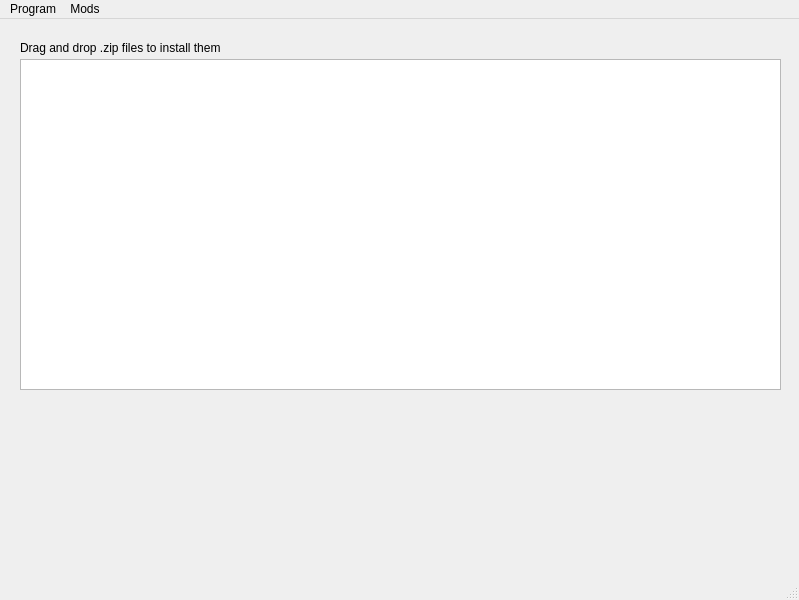
This is tools/mod-manager/main.ui in Bruh-Jpg/paintown as Qt 5 draws it before an edit. The edited form follows.
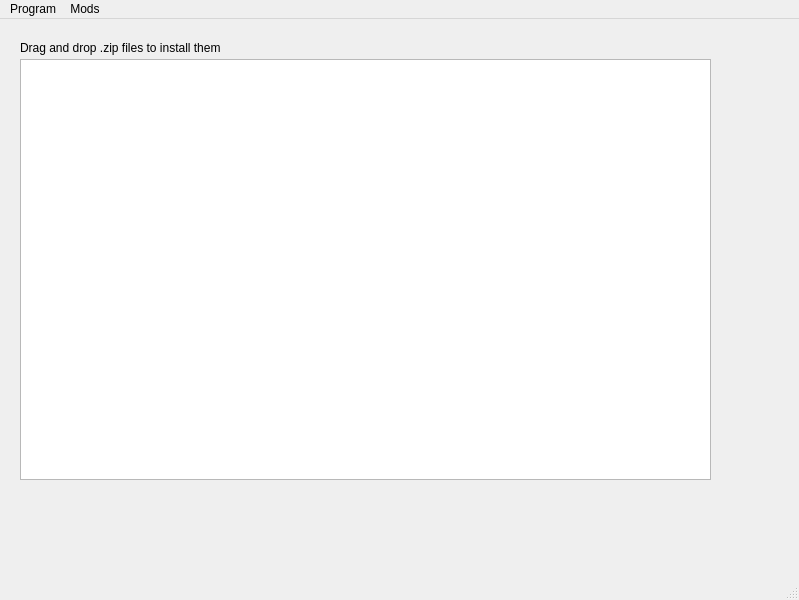
This is the edited form. Custom widgets are drawn as their Qt base class.

Commit message: use custom table class

Patch:
```diff
--- a/tools/mod-manager/main.ui
+++ b/tools/mod-manager/main.ui
@@ -14,16 +14,6 @@
    <string>MainWindow</string>
   </property>
   <widget class="QWidget" name="centralwidget">
-   <widget class="QTableWidget" name="mods">
-    <property name="geometry">
-     <rect>
-      <x>20</x>
-      <y>40</y>
-      <width>761</width>
-      <height>331</height>
-     </rect>
-    </property>
-   </widget>
    <widget class="QLabel" name="label">
     <property name="geometry">
      <rect>
@@ -37,6 +27,28 @@
      <string>Drag and drop .zip files to install them</string>
     </property>
    </widget>
+   <widget class="MyTable" name="tableWidget">
+    <property name="geometry">
+     <rect>
+      <x>20</x>
+      <y>40</y>
+      <width>691</width>
+      <height>421</height>
+     </rect>
+    </property>
+    <property name="acceptDrops">
+     <bool>true</bool>
+    </property>
+    <property name="dragEnabled">
+     <bool>true</bool>
+    </property>
+    <property name="dragDropMode">
+     <enum>QAbstractItemView::DragDrop</enum>
+    </property>
+    <property name="alternatingRowColors">
+     <bool>true</bool>
+    </property>
+   </widget>
   </widget>
   <widget class="QMenuBar" name="menubar">
    <property name="geometry">
@@ -80,6 +92,13 @@
    </property>
   </action>
  </widget>
+ <customwidgets>
+  <customwidget>
+   <class>MyTable</class>
+   <extends>QTableWidget</extends>
+   <header>mytable.h</header>
+  </customwidget>
+ </customwidgets>
  <resources/>
  <connections/>
 </ui>
```
The commit also changes 1 other file.
